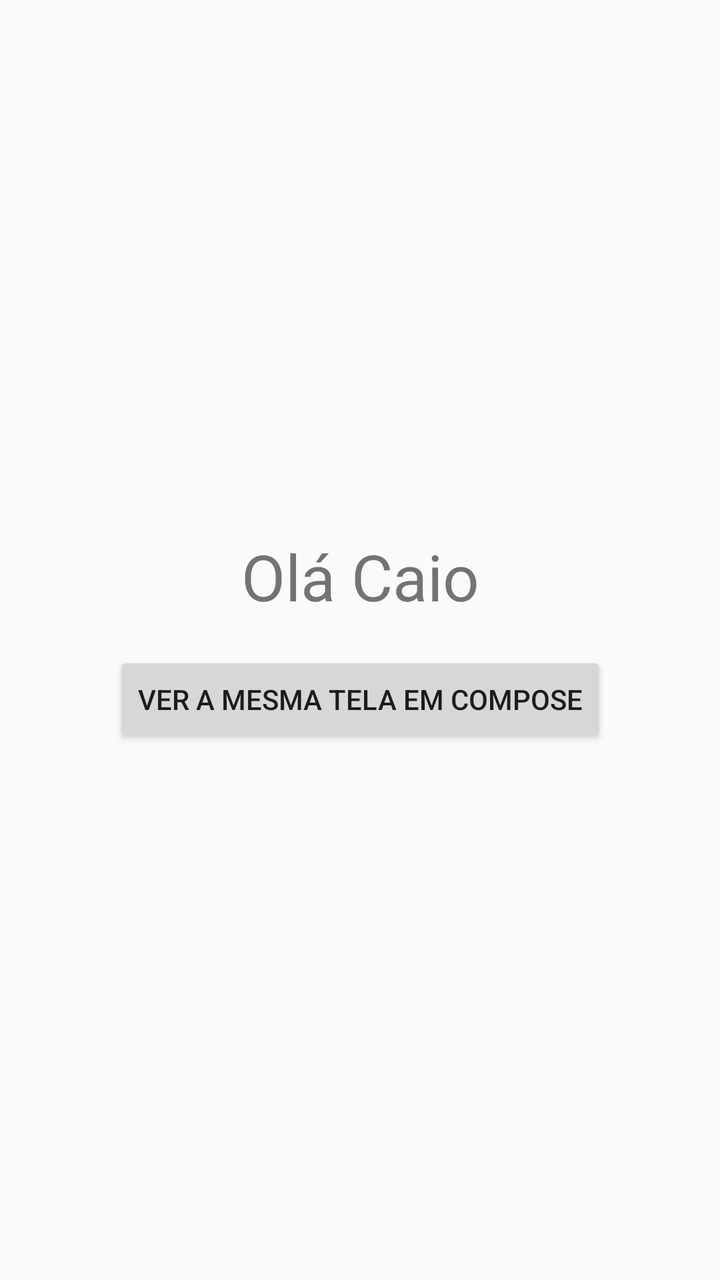
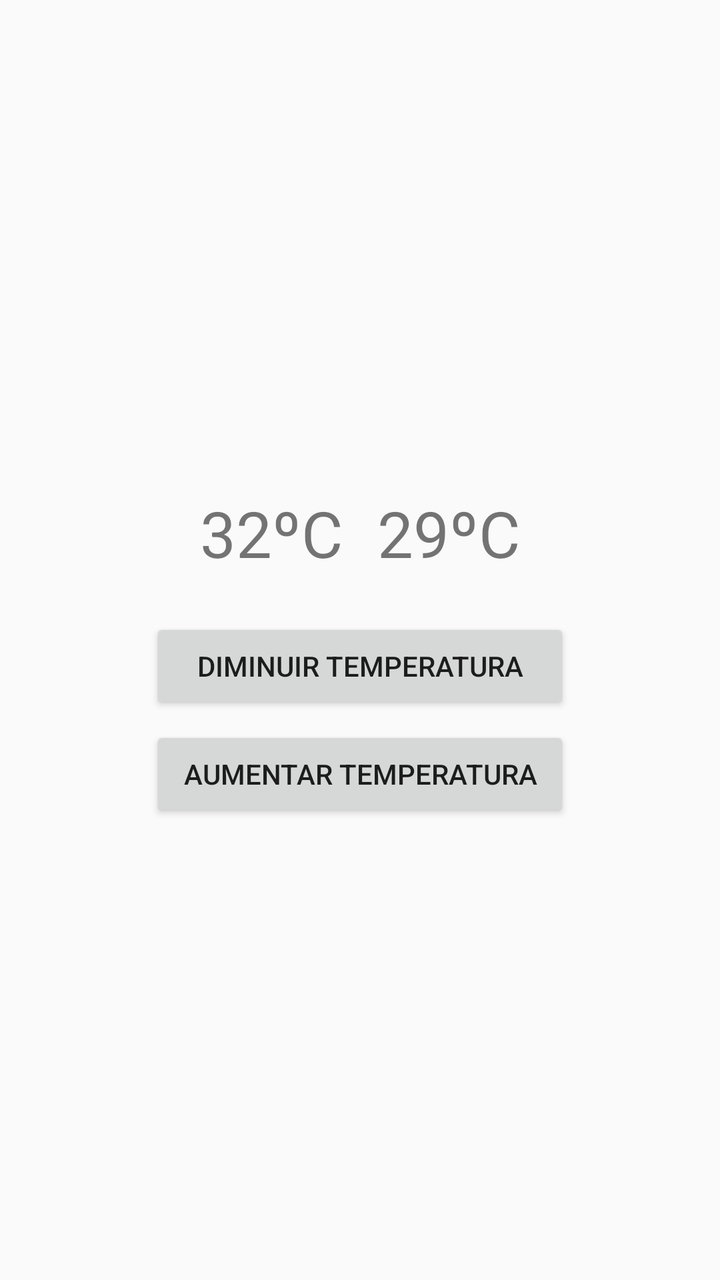

Before-and-after screenshots of an Android layout around one commit, followed by the original layout XML and the change that was made.
<!-- AndroidManifest.xml: application theme Theme.AppCar -->
<!-- res/layout/activity_main.xml -->
<?xml version="1.0" encoding="utf-8"?>
<androidx.constraintlayout.widget.ConstraintLayout
    xmlns:android="http://schemas.android.com/apk/res/android"
    xmlns:app="http://schemas.android.com/apk/res-auto"
    android:layout_width="match_parent"
    android:layout_height="match_parent">

    <TextView
        android:id="@+id/textOla"
        android:layout_width="wrap_content"
        android:layout_height="wrap_content"
        android:text="Olá Caio"
        android:textSize="32sp"
        app:layout_constraintTop_toTopOf="parent"
        app:layout_constraintBottom_toTopOf="@id/btnCompose"
        app:layout_constraintStart_toStartOf="parent"
        app:layout_constraintEnd_toEndOf="parent"
        app:layout_constraintVertical_chainStyle="packed" />

    <Button
        android:id="@+id/btnCompose"
        android:layout_width="wrap_content"
        android:layout_height="wrap_content"
        android:layout_marginTop="16dp"
        android:text="Ver a mesma tela em Compose"
        app:layout_constraintTop_toBottomOf="@id/textOla"
        app:layout_constraintBottom_toBottomOf="parent"
        app:layout_constraintStart_toStartOf="parent"
        app:layout_constraintEnd_toEndOf="parent" />

</androidx.constraintlayout.widget.ConstraintLayout>
<!-- resources referenced by this layout -->
<resources>
  <style name="Theme.AppCar" parent="Theme.AppCompat.DayNight.DarkActionBar" />
</resources>

<!-- the commit's change to res/layout/activity_main.xml (unified diff, before → after) -->
@@ -2,30 +2,57 @@
 <androidx.constraintlayout.widget.ConstraintLayout
     xmlns:android="http://schemas.android.com/apk/res/android"
     xmlns:app="http://schemas.android.com/apk/res-auto"
+    xmlns:tools="http://schemas.android.com/tools"
     android:layout_width="match_parent"
     android:layout_height="match_parent">
 
-    <TextView
-        android:id="@+id/textOla"
-        android:layout_width="wrap_content"
-        android:layout_height="wrap_content"
-        android:text="Olá Caio"
-        android:textSize="32sp"
-        app:layout_constraintTop_toTopOf="parent"
-        app:layout_constraintBottom_toTopOf="@id/btnCompose"
-        app:layout_constraintStart_toStartOf="parent"
-        app:layout_constraintEnd_toEndOf="parent"
-        app:layout_constraintVertical_chainStyle="packed" />
+    <LinearLayout
+        android:layout_width="match_parent"
+        android:layout_height="match_parent"
+        android:gravity="center"
+        android:orientation="vertical">
 
-    <Button
-        android:id="@+id/btnCompose"
-        android:layout_width="wrap_content"
-        android:layout_height="wrap_content"
-        android:layout_marginTop="16dp"
-        android:text="Ver a mesma tela em Compose"
-        app:layout_constraintTop_toBottomOf="@id/textOla"
-        app:layout_constraintBottom_toBottomOf="parent"
-        app:layout_constraintStart_toStartOf="parent"
-        app:layout_constraintEnd_toEndOf="parent" />
+        <LinearLayout
+            android:id="@+id/containerText"
+            android:layout_width="160dp"
+            android:layout_height="wrap_content"
+            android:orientation="horizontal"
+            android:paddingTop="16dp">
+
+            <TextView
+                android:id="@+id/actualTempText"
+                android:layout_width="wrap_content"
+                android:layout_height="wrap_content"
+                android:text="32ºC"
+                android:textSize="32sp" />
+
+            <View
+                android:layout_width="0dp"
+                android:layout_height="1dp"
+                android:layout_weight="1" />
+
+            <TextView
+                android:id="@+id/desiredTempText"
+                android:layout_width="wrap_content"
+                android:layout_height="wrap_content"
+                android:text="29ºC"
+                android:textSize="32sp" />
+        </LinearLayout>
+
+        <Button
+            android:id="@+id/btnDecrease"
+            android:layout_width="210dp"
+            android:layout_height="wrap_content"
+            android:layout_marginTop="21dp"
+            android:text="Diminuir temperatura" />
+
+        <Button
+            android:id="@+id/btnIncrease"
+            android:layout_width="210dp"
+            android:layout_height="wrap_content"
+            android:layout_marginTop="6dp"
+            android:text="Aumentar temperatura" />
+
+    </LinearLayout>
 
 </androidx.constraintlayout.widget.ConstraintLayout>
